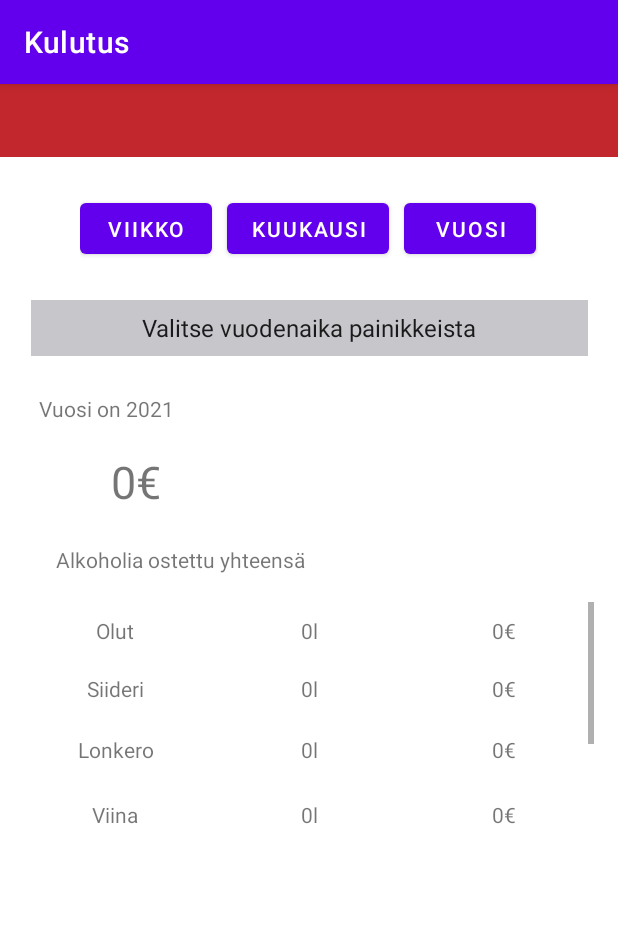
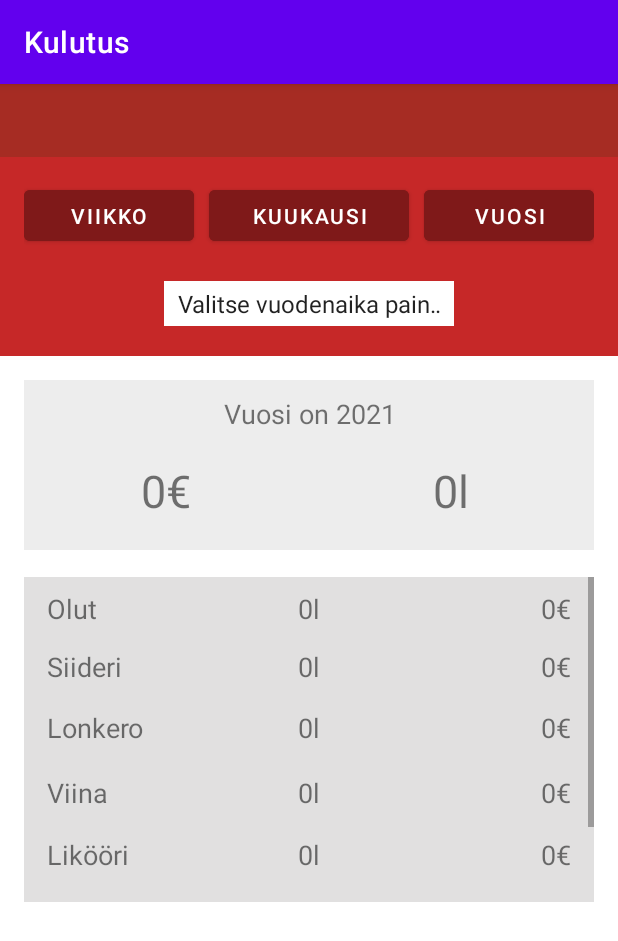
Before and after one commit to Johnkai2196/Team-3-Triple-J, an Android app: the KulutusFragment screen opened through its navigation route, on a phone screen of 412 x 824 dp. Shown: the top 941 px of the screen. Run offline under Robolectric (Android 15) with nearby library versions, the phone set to English and light mode, and no system bars; our stand-ins replace navigation-ui.

Commit message:
Kulutus update

```diff
--- a/app/src/main/java/com/example/testproju2/ui/notifications/KulutusFragment.java
+++ b/app/src/main/java/com/example/testproju2/ui/notifications/KulutusFragment.java
@@ -37,12 +37,11 @@ public class KulutusFragment extends Fragment implements AdapterView.OnItemSelec
     CalendarFormat set = new CalendarFormat(date);
     String stringDate = set.getYear();
     SharedPreferences prefGet;
-    String s;
     String str1;
     String str2;
     double olutar;
     double makeItRain;
-    String Test;
+    double makeitSnow;
     //kaikki tehty arraylist
     ArrayList<String> arrayList = new ArrayList<>();
     ArrayList<String> array = new ArrayList<>();
@@ -236,15 +235,19 @@ public class KulutusFragment extends Fragment implements AdapterView.OnItemSelec
         TextView viskiHinta = (TextView) getActivity().findViewById(R.id.viskiHinta);
         TextView viskiKoko = (TextView) getActivity().findViewById(R.id.viskiKoko);
         TextView iAmPoor = (TextView) getActivity().findViewById(R.id.totalSumma);
+        TextView iAmFull = (TextView) getActivity().findViewById(R.id.totalLitrat);
 
         String selectedSpinner;
         String test;
         String vaihtaja;
+        String litra;
+        String end;
 
         if (arrayToday.contains("Valitse vuodenaika painikkeista")) {
             //Asetta vuoden
             months.setText("Vuosi on " + stringDate);
             makeItRain = 0;
+            makeitSnow=0;
             //tulostaa kaikki eurot vuodessa
             olutHinta.setText(printerYearEuro("olutEuro", stringDate) + "€");
             viiniHinta.setText(printerYearEuro("viiniEuro", stringDate) + "€");
@@ -265,12 +268,14 @@ public class KulutusFragment extends Fragment implements AdapterView.OnItemSelec
 
             //Muokka seen double formatti 12,12254 -> 12,12
             test = new DecimalFormat("##.##").format(makeItRain);
-
+            litra = new DecimalFormat("##.##").format(makeitSnow);
             // vaihta pistettä pilkkuun
             vaihtaja = test.replace(".", ",");
+            end= litra.replace(".", ",");
 
             //pistää koko rahaan
             iAmPoor.setText(vaihtaja + "€");
+            iAmFull.setText(end+"l");
         }
         if (arrayViikko.contains("1")) {
             //valittu spinner
@@ -278,6 +283,7 @@ public class KulutusFragment extends Fragment implements AdapterView.OnItemSelec
             //kun spinerissä näkyy vuodet muokatti pois mutta vielä tarvitaan myöhemmin
             months.setText(" ");
             makeItRain = 0;
+            makeitSnow=0;
             //Jaka valittu spinneri kahteen osaan että voisin heittä argumentttiin
             String[] str = selectedSpinner.split(" ");
             //vuosi
@@ -302,16 +308,18 @@ public class KulutusFragment extends Fragment implements AdapterView.OnItemSelec
 
             //Muokka seen double formatti 12,12254 -> 12,12
             test = new DecimalFormat("##.##").format(makeItRain);
+            litra = new DecimalFormat("##.##").format(makeitSnow);
+            // vaihta pistettä pilkkuun
+            vaihtaja = test.replace(".", ",");
+            end= litra.replace(".", ",");
 
-            // vaihtaa pisteet pilkuksu
-            vaihtaja = test.replace(".", ",");
-
-            //asetta koko hintaan
+            //pistää koko rahaan
             iAmPoor.setText(vaihtaja + "€");
-
+            iAmFull.setText(end+"l");
         }
         if (arrayVuosi.contains("1")) {
             makeItRain = 0;
+            makeitSnow=0;
             //kun spinerissä näkyy vuodet muokatti pois mutta vielä tarvitaan myöhemmin
             selectedSpinner = parent.getItemAtPosition(position).toString();
             //Jaka valittu spinneri kahteen osaan että voisin heittä argumentttiin
@@ -392,15 +400,19 @@ public class KulutusFragment extends Fragment implements AdapterView.OnItemSelec
             viskiHinta.setText(printerMonthsEuro("viskiEuro", "viskieuro", str2, kuukausiTunnistaja) + "€");
             //Muokka seen double formatti 12,12254 -> 12,12
             test = new DecimalFormat("##.##").format(makeItRain);
+            litra = new DecimalFormat("##.##").format(makeitSnow);
+            // vaihta pistettä pilkkuun
+            vaihtaja = test.replace(".", ",");
+            end= litra.replace(".", ",");
 
-            //Pistestä pilkkuun
-            vaihtaja = test.replace(".", ",");
-            //asetta setText
+            //pistää koko rahaan
             iAmPoor.setText(vaihtaja + "€");
+            iAmFull.setText(end+"l");
         }
         if (arrayList.contains("1")) {
 
             makeItRain = 0;
+            makeitSnow=0;
             //kun spinerissä näkyy vuodet muokatti pois mutta vielä tarvitaan myöhemmin
             selectedSpinner = parent.getItemAtPosition(position).toString();
 
@@ -437,11 +449,14 @@ public class KulutusFragment extends Fragment implements AdapterView.OnItemSelec
 
             //Muokka seen double formatti 12,12254 -> 12,12
             test = new DecimalFormat("##.##").format(makeItRain);
+            litra = new DecimalFormat("##.##").format(makeitSnow);
+            // vaihta pistettä pilkkuun
+            vaihtaja = test.replace(".", ",");
+            end= litra.replace(".", ",");
 
-            //Pistestä pilkkuun
-            vaihtaja = test.replace(".", ",");
-            //asetta setText
+            //pistää koko rahaan
             iAmPoor.setText(vaihtaja + "€");
+            iAmFull.setText(end+"l");
         }
 
     }
@@ -506,7 +521,7 @@ public class KulutusFragment extends Fragment implements AdapterView.OnItemSelec
 
         // muokkasen doubleksi
         double endGame = Double.parseDouble(litra);
-
+        makeitSnow+=endGame;
         //muokka sen takaisin string
         String wee = Double.toString(endGame);
         //Piste muuttu pilkuksi
@@ -548,7 +563,7 @@ public class KulutusFragment extends Fragment implements AdapterView.OnItemSelec
 
         String olut = pref.getStr(productSmall + kuukausi + str2);
         double olutEuro = Double.parseDouble(olut);
-
+        makeitSnow+=olutEuro;
         String test = Double.toString(olutEuro);
         String vaihtaja = test.replace(".", ",");
         return vaihtaja;
@@ -594,7 +609,7 @@ public class KulutusFragment extends Fragment implements AdapterView.OnItemSelec
             double olutEuro = Double.parseDouble(test);
             olutar += olutEuro;
         }
-
+        makeitSnow+=olutar;
         String test = new DecimalFormat("##.##").format(olutar);
 
         String vaihtaja = test.replace(".", ",");
--- a/app/src/main/res/layout/fragment_notifications.xml
+++ b/app/src/main/res/layout/fragment_notifications.xml
@@ -5,19 +5,6 @@
     android:layout_width="match_parent"
     android:layout_height="match_parent"
     tools:context=".ui.notifications.KulutusFragment">
-
-    <TextView
-        android:id="@+id/ostettuYhteensaText"
-        android:layout_width="208dp"
-        android:layout_height="36dp"
-        android:layout_marginTop="12dp"
-        android:gravity="center"
-        android:text="Alkoholia ostettu yhteensä"
-        app:layout_constraintEnd_toEndOf="parent"
-        app:layout_constraintHorizontal_bias="0.078"
-        app:layout_constraintStart_toStartOf="parent"
-        app:layout_constraintTop_toBottomOf="@+id/totalSumma" />
-
     <androidx.constraintlayout.widget.Guideline
         android:id="@+id/guideline2"
         android:layout_width="wrap_content"
@@ -30,14 +17,14 @@
         android:layout_width="wrap_content"
         android:layout_height="wrap_content"
         android:orientation="vertical"
-        app:layout_constraintGuide_end="395dp" />
+        app:layout_constraintGuide_begin="16dp" />
 
     <androidx.constraintlayout.widget.Guideline
         android:id="@+id/guideline4"
         android:layout_width="wrap_content"
         android:layout_height="wrap_content"
         android:orientation="horizontal"
-        app:layout_constraintGuide_begin="73dp" />
+        app:layout_constraintGuide_begin="16dp" />
 
     <androidx.constraintlayout.widget.Guideline
         android:id="@+id/guideline5"
@@ -51,43 +38,76 @@
         android:layout_width="wrap_content"
         android:layout_height="wrap_content"
         android:orientation="horizontal"
-        app:layout_constraintGuide_begin="208dp" />
+        app:layout_constraintGuide_begin="262dp" />
 
     <TextView
-        android:id="@+id/monthsText"
-        android:layout_width="109dp"
-        android:layout_height="30dp"
-        android:layout_marginTop="20dp"
-        android:gravity="center"
-        android:text="Tammikuu"
+        android:id="@+id/textView10"
+        android:layout_width="0dp"
+        android:layout_height="0dp"
+        android:background="@color/pastelred"
+        app:layout_constraintBottom_toTopOf="@+id/guideline5"
         app:layout_constraintEnd_toEndOf="parent"
-        app:layout_constraintHorizontal_bias="0.052"
         app:layout_constraintStart_toStartOf="parent"
-        app:layout_constraintTop_toTopOf="@+id/guideline5" />
+        app:layout_constraintTop_toTopOf="parent" />
 
-    <TextView
-        android:id="@+id/totalSumma"
-        android:layout_width="149dp"
-        android:layout_height="44dp"
-        android:layout_marginStart="16dp"
-        android:layout_marginTop="12dp"
-        android:gravity="center"
-        android:text="453,40e"
-        android:textSize="30sp"
-        app:layout_constraintStart_toStartOf="parent"
-        app:layout_constraintTop_toBottomOf="@+id/monthsText" />
+    <LinearLayout
+        android:layout_width="0dp"
+        android:layout_height="0dp"
+        android:layout_marginTop="16dp"
+        android:background="#EDEDED"
+        android:orientation="vertical"
+        app:layout_constraintBottom_toTopOf="@+id/guideline6"
+        app:layout_constraintEnd_toStartOf="@+id/guideline2"
+        app:layout_constraintStart_toStartOf="@+id/guideline3"
+        app:layout_constraintTop_toTopOf="@+id/guideline5">
+
+        <TextView
+            android:id="@+id/monthsText"
+            android:layout_width="match_parent"
+            android:layout_height="wrap_content"
+            android:layout_marginTop="10dp"
+            android:gravity="center"
+            android:text="Vuodenaika"
+            android:textSize="18sp" />
+
+        <LinearLayout
+            android:layout_width="match_parent"
+            android:layout_height="match_parent"
+            android:orientation="horizontal">
+
+            <TextView
+                android:id="@+id/totalSumma"
+                android:layout_width="50dp"
+                android:layout_height="match_parent"
+                android:layout_weight="1"
+                android:gravity="center"
+                android:text="0,0€"
+                android:textSize="30sp" />
+
+            <TextView
+                android:id="@+id/totalLitrat"
+                android:layout_width="50dp"
+                android:layout_height="match_parent"
+                android:layout_weight="1"
+                android:gravity="center"
+                android:text="0l"
+                android:textSize="30sp" />
+        </LinearLayout>
+
+    </LinearLayout>
 
     <androidx.constraintlayout.widget.Guideline
         android:id="@+id/guideline9"
         android:layout_width="wrap_content"
         android:layout_height="wrap_content"
         android:orientation="horizontal"
-        app:layout_constraintGuide_begin="297dp" />
+        app:layout_constraintGuide_begin="280dp" />
 
     <ScrollView
         android:id="@+id/scrollView2"
         android:layout_width="0dp"
         android:layout_height="0dp"
+        android:background="#E1E0E0"
         app:layout_constraintBottom_toTopOf="@+id/guideline8"
         app:layout_constraintEnd_toStartOf="@+id/guideline2"
         app:layout_constraintStart_toStartOf="@+id/guideline3"
@@ -109,7 +129,11 @@
                     android:layout_height="match_parent"
                     android:layout_weight="1"
                     android:gravity="center"
-                    android:text="Olut" />
+                    android:paddingLeft="15dp"
+                    android:paddingTop="4dp"
+                    android:text="Olut"
+                    android:textAlignment="viewStart"
+                    android:textSize="18sp" />
 
                 <Space
                     android:layout_width="10dp"
@@ -121,7 +145,9 @@
                     android:layout_height="match_parent"
                     android:layout_weight="1"
                     android:gravity="center"
-                    android:text="0,33l" />
+                    android:paddingTop="4dp"
+                    android:text="0,0l"
+                    android:textSize="18sp" />
 
                 <Space
                     android:layout_width="10dp"
@@ -133,7 +159,11 @@
                     android:layout_height="match_parent"
                     android:layout_weight="1"
                     android:gravity="center"
-                    android:text="1,3e" />
+                    android:paddingTop="4dp"
+                    android:paddingRight="15dp"
+                    android:text="0,0€"
+                    android:textAlignment="textEnd"
+                    android:textSize="18sp" />
 
             </TableRow>
 
@@ -148,7 +178,11 @@
                     android:layout_height="match_parent"
                     android:layout_weight="1"
                     android:gravity="center"
-                    android:text="Siideri" />
+                    android:paddingLeft="15dp"
+                    android:paddingTop="4dp"
+                    android:text="Siideri"
+                    android:textAlignment="viewStart"
+                    android:textSize="18sp" />
 
                 <Space
                     android:layout_width="10dp"
@@ -160,7 +194,9 @@
                     android:layout_height="match_parent"
                     android:layout_weight="1"
                     android:gravity="center"
-                    android:text="0,275l" />
+                    android:paddingTop="4dp"
+                    android:text="0,0l"
+                    android:textSize="18sp" />
 
                 <Space
                     android:layout_width="10dp"
@@ -172,7 +208,11 @@
                     android:layout_height="match_parent"
                     android:layout_weight="1"
                     android:gravity="center"
-                    android:text="2,4e" />
+                    android:paddingTop="4dp"
+                    android:paddingRight="15dp"
+                    android:text="0,0€"
+                    android:textAlignment="textEnd"
+                    android:textSize="18sp" />
 
             </TableRow>
 
@@ -187,7 +227,11 @@
                     android:layout_height="match_parent"
                     android:layout_weight="1"
                     android:gravity="center"
-                    android:text="Lonkero" />
+                    android:paddingLeft="15dp"
+                    android:paddingTop="4dp"
+                    android:text="Lonkero"
+                    android:textAlignment="viewStart"
+                    android:textSize="18sp" />
 
                 <Space
                     android:layout_width="10dp"
@@ -199,7 +243,9 @@
                     android:layout_height="match_parent"
                     android:layout_weight="1"
                     android:gravity="center"
-                    android:text="0,5l" />
+                    android:paddingTop="4dp"
+                    android:text="0,0l"
+                    android:textSize="18sp" />
 
                 <Space
                     android:layout_width="10dp"
@@ -211,7 +257,11 @@
                     android:layout_height="match_parent"
                     android:layout_weight="1"
                     android:gravity="center"
-                    android:text="3,1e" />
+                    android:paddingTop="4dp"
+                    android:paddingRight="15dp"
+                    android:text="0,0€"
+                    android:textAlignment="textEnd"
+                    android:textSize="18sp" />
             </TableRow>
 
             <TableRow
@@ -225,7 +275,11 @@
                     android:layout_height="match_parent"
                     android:layout_weight="1"
                     android:gravity="center"
-                    android:text="Viina" />
+                    android:paddingLeft="15dp"
+                    android:paddingTop="4dp"
+                    android:text="Viina"
+                    android:textAlignment="viewStart"
+                    android:textSize="18sp" />
 
                 <Space
                     android:layout_width="10dp"
@@ -237,7 +291,9 @@
                     android:layout_height="match_parent"
                     android:layout_weight="1"
                     android:gravity="center"
-                    android:text="0,7l" />
+                    android:paddingTop="4dp"
+                    android:text="0,0l"
+                    android:textSize="18sp" />
 
                 <Space
                     android:layout_width="10dp"
@@ -249,7 +305,11 @@
                     android:layout_height="match_parent"
                     android:layout_weight="1"
                     android:gravity="center"
-                    android:text="7,20e" />
+                    android:paddingTop="4dp"
+                    android:paddingRight="15dp"
+                    android:text="0,0€"
+                    android:textAlignment="textEnd"
+                    android:textSize="18sp" />
 
             </TableRow>
 
@@ -264,7 +324,11 @@
                     android:layout_height="match_parent"
                     android:layout_weight="1"
                     android:gravity="center"
-                    android:text="Likööri" />
+                    android:paddingLeft="15dp"
+                    android:paddingTop="4dp"
+                    android:text="Likööri"
+                    android:textAlignment="viewStart"
+                    android:textSize="18sp" />
 
                 <Space
                     android:layout_width="10dp"
@@ -276,7 +340,9 @@
                     android:layout_height="match_parent"
                     android:layout_weight="1"
                     android:gravity="center"
-                    android:text="0,5l" />
+                    android:paddingTop="4dp"
+                    android:text="0,0l"
+                    android:textSize="18sp" />
 
                 <Space
                     android:layout_width="10dp"
@@ -288,7 +354,11 @@
                     android:layout_height="match_parent"
                     android:layout_weight="1"
                     android:gravity="center"
-                    android:text="15,72e" />
+                    android:paddingTop="4dp"
+                    android:paddingRight="15dp"
+                    android:text="0,0€"
+                    android:textAlignment="textEnd"
+                    android:textSize="18sp" />
             </TableRow>
 
             <TableRow
@@ -302,7 +372,11 @@
                     android:layout_height="match_parent"
                     android:layout_weight="1"
                     android:gravity="center"
-                    android:text="Viini" />
+                    android:paddingLeft="15dp"
+                    android:paddingTop="4dp"
+                    android:text="Viini"
+                    android:textAlignment="viewStart"
+                    android:textSize="18sp" />
 
                 <Space
                     android:layout_width="10dp"
@@ -314,7 +388,9 @@
                     android:layout_height="match_parent"
                     android:layout_weight="1"
                     android:gravity="center"
-                    android:text="0,75l" />
+                    android:paddingTop="4dp"
+                    android:text="0,0l"
+                    android:textSize="18sp" />
 
                 <Space
                     android:layout_width="10dp"
@@ -326,7 +402,11 @@
                     android:layout_height="match_parent"
                     android:layout_weight="1"
                     android:gravity="center"
-                    android:text="12,30e" />
+                    android:paddingTop="4dp"
+                    android:paddingRight="15dp"
+                    android:text="0,0€"
+                    android:textAlignment="textEnd"
+                    android:textSize="18sp" />
             </TableRow>
 
             <TableRow
@@ -340,7 +420,10 @@
                     android:layout_height="match_parent"
                     android:layout_weight="1"
                     android:gravity="center"
-                    android:text="Viski" />
+                    android:paddingLeft="15dp"
+                    android:text="Viski"
+                    android:textAlignment="viewStart"
+                    android:textSize="18sp" />
 
                 <Space
                     android:layout_width="10dp"
@@ -352,7 +435,8 @@
                     android:layout_height="match_parent"
                     android:layout_weight="1"
                     android:gravity="center"
-                    android:text="0,7l" />
+                    android:text="0,0l"
+                    android:textSize="18sp" />
 
                 <Space
                     android:layout_width="10dp"
@@ -364,7 +448,10 @@
                     android:layout_height="match_parent"
                     android:layout_weight="1"
                     android:gravity="center"
-                    android:text="37,43e" />
+                    android:paddingRight="15dp"
+                    android:text="0,0€"
+                    android:textAlignment="textEnd"
+                    android:textSize="18sp" />
 
             </TableRow>
 
@@ -373,26 +460,34 @@
 
     <TableRow
         android:id="@+id/firstRow"
-        android:layout_width="371dp"
-        android:layout_height="37dp"
-        app:layout_constraintBottom_toTopOf="@+id/guideline6"
-        app:layout_constraintEnd_toEndOf="parent"
-        app:layout_constraintStart_toStartOf="parent"
-        app:layout_constraintTop_toTopOf="@+id/guideline4"
-        app:layout_constraintVertical_bias="0.234">
+        android:layout_width="0dp"
+        android:layout_height="30dp"
+        app:layout_constraintBottom_toTopOf="@+id/guideline5"
+        app:layout_constraintEnd_toStartOf="@+id/guideline2"
+        app:layout_constraintStart_toStartOf="@+id/guideline3"
+        app:layout_constraintTop_toBottomOf="@+id/tableRow3">
+
+        <Space
+            android:layout_width="wrap_content"
+            android:layout_height="wrap_content"
+            android:layout_weight="1" />
 
         <Spinner
             android:id="@+id/vuosiSpinner"
-            android:layout_width="10dp"
+            android:layout_width="100dp"
             android:layout_height="match_parent"
             android:layout_weight="1"
-            android:background="@color/grey"
+            android:background="@color/white"
             android:gravity="center"
-            android:outlineProvider="bounds"
             android:overlapAnchor="false"
             android:spinnerMode="dropdown"
             android:textAlignment="center"
             android:textSize="34sp" />
+
+        <Space
+            android:layout_width="wrap_content"
+            android:layout_height="wrap_content"
+            android:layout_weight="1" />
     </TableRow>
 
     <androidx.constraintlayout.widget.Guideline
@@ -400,20 +495,22 @@
         android:layout_width="wrap_content"
         android:layout_height="wrap_content"
         android:orientation="horizontal"
-        app:layout_constraintGuide_begin="460dp" />
+        app:layout_constraintGuide_begin="497dp" />
 
     <TableRow
-        android:layout_width="305dp"
+        android:id="@+id/tableRow3"
+        android:layout_width="0dp"
         android:layout_height="46dp"
-        app:layout_constraintBottom_toTopOf="@+id/firstRow"
-        app:layout_constraintEnd_toEndOf="parent"
-        app:layout_constraintStart_toStartOf="parent"
-        app:layout_constraintTop_toTopOf="parent">
+        app:layout_constraintEnd_toStartOf="@+id/guideline2"
+        app:layout_constraintStart_toStartOf="@+id/guideline3"
+        app:layout_constraintTop_toTopOf="@+id/guideline4">
 
         <Button
             android:id="@+id/button4"
             android:layout_width="wrap_content"
             android:layout_height="wrap_content"
+            android:layout_weight="1"
+            android:backgroundTint="@color/mid_red"
             android:text="Viikko" />
 
         <Space
@@ -424,6 +521,8 @@
             android:id="@+id/button3"
             android:layout_width="wrap_content"
             android:layout_height="wrap_content"
+            android:layout_weight="1"
+            android:backgroundTint="@color/mid_red"
             android:text="Kuukausi" />
 
         <Space
@@ -434,6 +533,8 @@
             android:id="@+id/button5"
             android:layout_width="wrap_content"
             android:layout_height="wrap_content"
+            android:layout_weight="1"
+            android:backgroundTint="@color/mid_red"
             android:text="Vuosi" />
     </TableRow>
 
--- a/app/src/main/res/values/colors.xml
+++ b/app/src/main/res/values/colors.xml
@@ -1,14 +1,22 @@
 <?xml version="1.0" encoding="utf-8"?>
 <resources>
+    <color name="colorPrimary">#3F51B5</color>
+    <color name="colorPrimaryDark">#303F9F</color>
+    <color name="colorAccent">#FF4081</color>
+
     <color name="purple_200">#FFBB86FC</color>
     <color name="purple_500">#FF6200EE</color>
     <color name="purple_700">#FF3700B3</color>
     <color name="teal_200">#FF03DAC5</color>
     <color name="teal_700">#FF018786</color>
     <color name="black">#FF000000</color>
-    <color name="red">#c1272d</color>
-    <color name="white">#FFFFFFFF</color>
-    <color name="dark_red">#611417</color>
+    <color name="red">#A62C23</color>
+    <color name="brightred">#F44336</color>
+    <color name="white">#FFFFFF</color>
     <color name="grey">#C6C6CB</color>
     <color name="darkergrey">#8E8F93</color>
+    <color name="newRed">#ed2218</color>
+    <color name="pastelred">#C62828</color>
+    <color name="mid_red">#7f1919</color>
+    <color name="dark_red">#541111</color>
 </resources>
```
